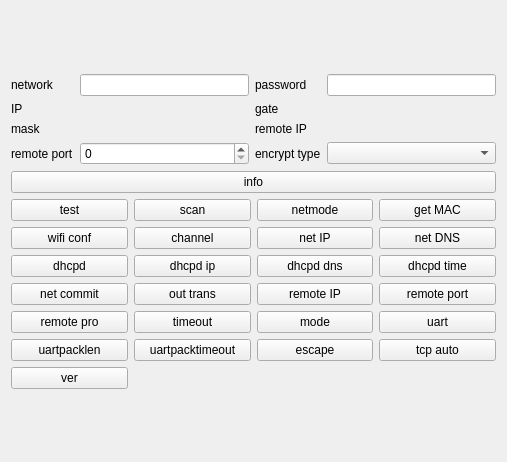
The window that Qt/my_programm/WiFi/Test_HLK_RM04/src/hlk_rm04_widget/src/ui/hlk_rm04_widget.ui (RinatB2017/mega_GIT) describes before a commit, drawn with Qt 5.
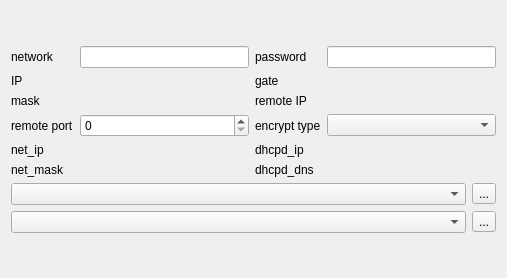
The same window after the commit. Custom widgets are drawn as their Qt base class.

Patch:
```diff
--- a/Qt/my_programm/WiFi/Test_HLK_RM04/src/hlk_rm04_widget/src/ui/hlk_rm04_widget.ui
+++ b/Qt/my_programm/WiFi/Test_HLK_RM04/src/hlk_rm04_widget/src/ui/hlk_rm04_widget.ui
@@ -7,7 +7,7 @@
     <x>0</x>
     <y>0</y>
     <width>507</width>
-    <height>462</height>
+    <height>278</height>
    </rect>
   </property>
   <property name="sizePolicy">
@@ -25,40 +25,6 @@
    </item>
    <item>
     <layout class="QGridLayout" name="gridLayout">
-     <item row="2" column="0">
-      <widget class="QLabel" name="label_5">
-       <property name="text">
-        <string>mask</string>
-       </property>
-      </widget>
-     </item>
-     <item row="0" column="3">
-      <widget class="QLineEdit" name="le_password"/>
-     </item>
-     <item row="0" column="0">
-      <widget class="QLabel" name="label">
-       <property name="text">
-        <string>network</string>
-       </property>
-      </widget>
-     </item>
-     <item row="0" column="1">
-      <widget class="QLineEdit" name="le_ssid"/>
-     </item>
-     <item row="1" column="0">
-      <widget class="QLabel" name="label_3">
-       <property name="text">
-        <string>IP</string>
-       </property>
-      </widget>
-     </item>
-     <item row="2" column="2">
-      <widget class="QLabel" name="label_6">
-       <property name="text">
-        <string>remote IP</string>
-       </property>
-      </widget>
-     </item>
      <item row="1" column="2">
       <widget class="QLabel" name="label_4">
        <property name="text">
@@ -66,6 +32,16 @@
        </property>
       </widget>
      </item>
+     <item row="2" column="2">
+      <widget class="QLabel" name="label_6">
+       <property name="text">
+        <string>remote IP</string>
+       </property>
+      </widget>
+     </item>
+     <item row="1" column="3">
+      <widget class="IPV4_wo_port" name="gate_widget" native="true"/>
+     </item>
      <item row="0" column="2">
       <widget class="QLabel" name="label_2">
        <property name="text">
@@ -73,10 +49,10 @@
        </property>
       </widget>
      </item>
-     <item row="3" column="0">
-      <widget class="QLabel" name="label_7">
+     <item row="1" column="0">
+      <widget class="QLabel" name="label_3">
        <property name="text">
-        <string>remote port</string>
+        <string>IP</string>
        </property>
       </widget>
      </item>
@@ -87,209 +63,111 @@
        </property>
       </widget>
      </item>
-     <item row="1" column="1">
-      <widget class="IPV4_wo_port" name="ip_widget" native="true"/>
+     <item row="0" column="1">
+      <widget class="QLineEdit" name="le_ssid"/>
      </item>
-     <item row="1" column="3">
-      <widget class="IPV4_wo_port" name="gate_widget" native="true"/>
-     </item>
-     <item row="2" column="1">
-      <widget class="IPV4_wo_port" name="mask_widget" native="true"/>
+     <item row="3" column="0">
+      <widget class="QLabel" name="label_7">
+       <property name="text">
+        <string>remote port</string>
+       </property>
+      </widget>
      </item>
      <item row="2" column="3">
       <widget class="IPV4_wo_port" name="remove_ip_widget" native="true"/>
      </item>
+     <item row="0" column="0">
+      <widget class="QLabel" name="label">
+       <property name="text">
+        <string>network</string>
+       </property>
+      </widget>
+     </item>
+     <item row="2" column="0">
+      <widget class="QLabel" name="label_5">
+       <property name="text">
+        <string>mask</string>
+       </property>
+      </widget>
+     </item>
      <item row="3" column="1">
       <widget class="QSpinBox" name="sb_remote_post"/>
      </item>
+     <item row="1" column="1">
+      <widget class="IPV4_wo_port" name="ip_widget" native="true"/>
+     </item>
+     <item row="2" column="1">
+      <widget class="IPV4_wo_port" name="mask_widget" native="true"/>
+     </item>
+     <item row="4" column="0">
+      <widget class="QLabel" name="label_9">
+       <property name="text">
+        <string>net_ip</string>
+       </property>
+      </widget>
+     </item>
      <item row="3" column="3">
       <widget class="QComboBox" name="cb_encrypt_type"/>
      </item>
-    </layout>
-   </item>
-   <item>
-    <widget class="QPushButton" name="btn_info">
-     <property name="text">
-      <string>info</string>
-     </property>
-    </widget>
-   </item>
-   <item>
-    <layout class="QGridLayout" name="grid">
-     <item row="1" column="2">
-      <widget class="QPushButton" name="btn_net_IP">
-       <property name="text">
-        <string>net IP</string>
-       </property>
-      </widget>
+     <item row="0" column="3">
+      <widget class="QLineEdit" name="le_password"/>
      </item>
-     <item row="8" column="2">
-      <widget class="QPushButton" name="btn_escape">
+     <item row="5" column="0">
+      <widget class="QLabel" name="label_10">
        <property name="text">
-        <string>escape</string>
+        <string>net_mask</string>
        </property>
       </widget>
      </item>
-     <item row="0" column="2">
-      <widget class="QPushButton" name="btn_netmode">
+     <item row="4" column="2">
+      <widget class="QLabel" name="label_11">
        <property name="text">
-        <string>netmode</string>
-       </property>
-      </widget>
-     </item>
-     <item row="3" column="3">
-      <widget class="QPushButton" name="btn_dhcpd_time">
-       <property name="text">
-        <string>dhcpd time</string>
-       </property>
-      </widget>
-     </item>
-     <item row="8" column="1">
-      <widget class="QPushButton" name="btn_uartpacktimeout">
-       <property name="text">
-        <string>uartpacktimeout</string>
-       </property>
-      </widget>
-     </item>
-     <item row="1" column="3">
-      <widget class="QPushButton" name="btn_net_DNS">
-       <property name="text">
-        <string>net DNS</string>
+        <string>dhcpd_ip</string>
        </property>
       </widget>
      </item>
      <item row="5" column="2">
-      <widget class="QPushButton" name="btn_mode">
+      <widget class="QLabel" name="label_12">
        <property name="text">
-        <string>mode</string>
-       </property>
-      </widget>
-     </item>
-     <item row="3" column="1">
-      <widget class="QPushButton" name="btn_dhcpd_ip">
-       <property name="text">
-        <string>dhcpd ip</string>
-       </property>
-      </widget>
-     </item>
-     <item row="0" column="3">
-      <widget class="QPushButton" name="btn_get_MAC">
-       <property name="text">
-        <string>get MAC</string>
-       </property>
-      </widget>
-     </item>
-     <item row="4" column="0">
-      <widget class="QPushButton" name="btn_net_commit">
-       <property name="text">
-        <string>net commit</string>
+        <string>dhcpd_dns</string>
        </property>
       </widget>
      </item>
      <item row="4" column="1">
-      <widget class="QPushButton" name="btn_out_trans">
-       <property name="text">
-        <string>out trans</string>
-       </property>
-      </widget>
-     </item>
-     <item row="1" column="1">
-      <widget class="QPushButton" name="btn_channel">
-       <property name="text">
-        <string>channel</string>
-       </property>
-      </widget>
-     </item>
-     <item row="3" column="0">
-      <widget class="QPushButton" name="btn_dhcpd">
-       <property name="text">
-        <string>dhcpd</string>
-       </property>
-      </widget>
-     </item>
-     <item row="4" column="2">
-      <widget class="QPushButton" name="btn_remote_IP">
-       <property name="text">
-        <string>remote IP</string>
-       </property>
-      </widget>
-     </item>
-     <item row="1" column="0">
-      <widget class="QPushButton" name="btn_wifi_conf">
-       <property name="text">
-        <string>wifi conf</string>
-       </property>
-      </widget>
-     </item>
-     <item row="5" column="0">
-      <widget class="QPushButton" name="btn_remote_pro">
-       <property name="text">
-        <string>remote pro</string>
-       </property>
-      </widget>
-     </item>
-     <item row="5" column="3">
-      <widget class="QPushButton" name="btn_uart">
-       <property name="text">
-        <string>uart</string>
-       </property>
-      </widget>
-     </item>
-     <item row="8" column="0">
-      <widget class="QPushButton" name="btn_uartpacklen">
-       <property name="text">
-        <string>uartpacklen</string>
-       </property>
-      </widget>
-     </item>
-     <item row="0" column="1">
-      <widget class="QPushButton" name="btn_scan">
-       <property name="text">
-        <string>scan</string>
-       </property>
-      </widget>
-     </item>
-     <item row="4" column="3">
-      <widget class="QPushButton" name="btn_remote_port">
-       <property name="text">
-        <string>remote port</string>
-       </property>
-      </widget>
-     </item>
-     <item row="3" column="2">
-      <widget class="QPushButton" name="btn_dhcpd_dns">
-       <property name="text">
-        <string>dhcpd dns</string>
-       </property>
-      </widget>
+      <widget class="IPV4_wo_port" name="net_ip_widget" native="true"/>
      </item>
      <item row="5" column="1">
-      <widget class="QPushButton" name="btn_timeout">
+      <widget class="IPV4_wo_port" name="net_mask_widget" native="true"/>
+     </item>
+     <item row="4" column="3">
+      <widget class="IPV4_wo_port" name="dhcpd_ip_widget" native="true"/>
+     </item>
+     <item row="5" column="3">
+      <widget class="IPV4_wo_port" name="dhcpd_dns_widget" native="true"/>
+     </item>
+    </layout>
+   </item>
+   <item>
+    <layout class="QGridLayout" name="gridLayout_2">
+     <item row="1" column="0">
+      <widget class="QComboBox" name="cb_serial_to"/>
+     </item>
+     <item row="1" column="1">
+      <widget class="QToolButton" name="btn_serial_to">
        <property name="text">
-        <string>timeout</string>
+        <string>...</string>
+       </property>
+      </widget>
+     </item>
+     <item row="0" column="1">
+      <widget class="QToolButton" name="btn_function">
+       <property name="text">
+        <string>...</string>
        </property>
       </widget>
      </item>
      <item row="0" column="0">
-      <widget class="QPushButton" name="btn_test">
-       <property name="text">
-        <string>test</string>
-       </property>
-      </widget>
-     </item>
-     <item row="8" column="3">
-      <widget class="QPushButton" name="btn_tcp_auto">
-       <property name="text">
-        <string>tcp auto</string>
-       </property>
-      </widget>
-     </item>
-     <item row="9" column="0">
-      <widget class="QPushButton" name="btn_ver">
-       <property name="text">
-        <string>ver</string>
-       </property>
-      </widget>
+      <widget class="QComboBox" name="cb_function"/>
      </item>
     </layout>
    </item>
```
Left out of the diff: 13 changed lines with no effect on the pictures.
